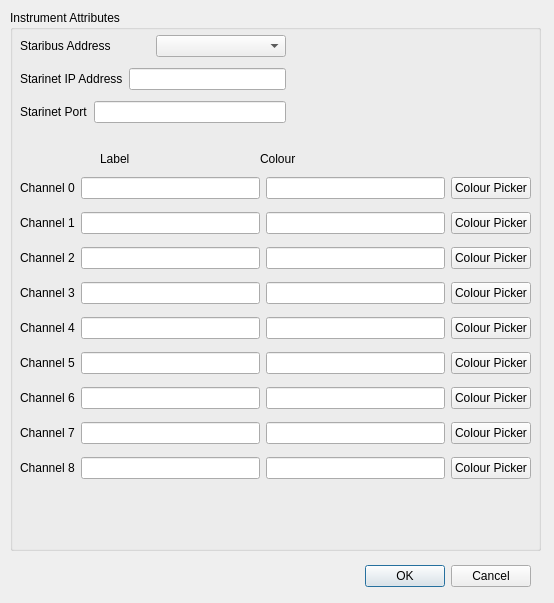
mhorn71/StarbaseMini, file ui/instrumentAttributes.ui: the form before one commit.
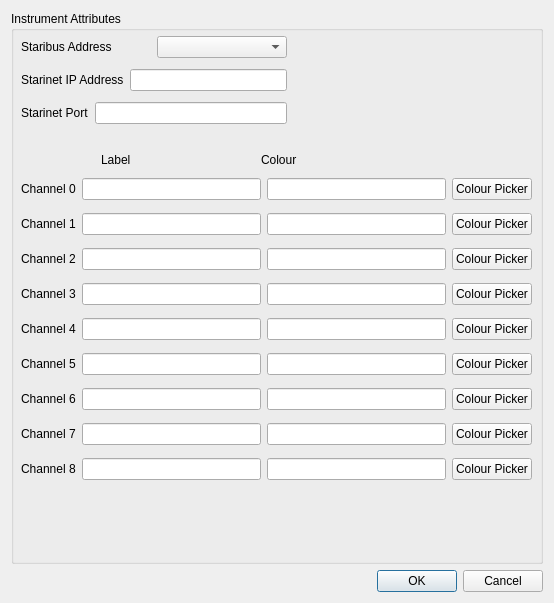
The form after the commit.

Commit message: Increased max size of instrument attributes dialog.

```diff
--- a/ui/instrumentAttributes.ui
+++ b/ui/instrumentAttributes.ui
@@ -19,37 +19,15 @@
   <property name="maximumSize">
    <size>
     <width>554</width>
-    <height>603</height>
+    <height>1000</height>
    </size>
   </property>
   <property name="windowTitle">
    <string>Instrument Attributes</string>
   </property>
-  <widget class="QDialogButtonBox" name="buttonBox">
-   <property name="geometry">
-    <rect>
-     <x>190</x>
-     <y>560</y>
-     <width>341</width>
-     <height>32</height>
-    </rect>
-   </property>
-   <property name="orientation">
-    <enum>Qt::Horizontal</enum>
-   </property>
-   <property name="standardButtons">
-    <set>QDialogButtonBox::Cancel|QDialogButtonBox::Ok</set>
-   </property>
-  </widget>
+  <layout class="QGridLayout" name="gridLayout_3">
+   <item row="0" column="0">
   <widget class="QGroupBox" name="groupBox">
-   <property name="geometry">
-    <rect>
-     <x>10</x>
-     <y>10</y>
-     <width>531</width>
-     <height>541</height>
-    </rect>
-   </property>
    <property name="styleSheet">
     <string notr="true"/>
    </property>
@@ -82,7 +60,7 @@
      <string>Colour</string>
     </property>
    </widget>
-   <widget class="QWidget" name="">
+     <widget class="QWidget" name="layoutWidget">
     <property name="geometry">
      <rect>
       <x>10</x>
@@ -148,7 +126,7 @@
      </item>
     </layout>
    </widget>
-   <widget class="QWidget" name="">
+     <widget class="QWidget" name="layoutWidget">
     <property name="geometry">
      <rect>
       <x>10</x>
@@ -449,6 +427,18 @@
     </layout>
    </widget>
   </widget>
+   </item>
+   <item row="1" column="0">
+    <widget class="QDialogButtonBox" name="buttonBox">
+     <property name="orientation">
+      <enum>Qt::Horizontal</enum>
+     </property>
+     <property name="standardButtons">
+      <set>QDialogButtonBox::Cancel|QDialogButtonBox::Ok</set>
+     </property>
+    </widget>
+   </item>
+  </layout>
  </widget>
  <resources/>
  <connections>
```
Lines whose indentation alone changed are shown as unchanged. The commit also changes 1 other file.
